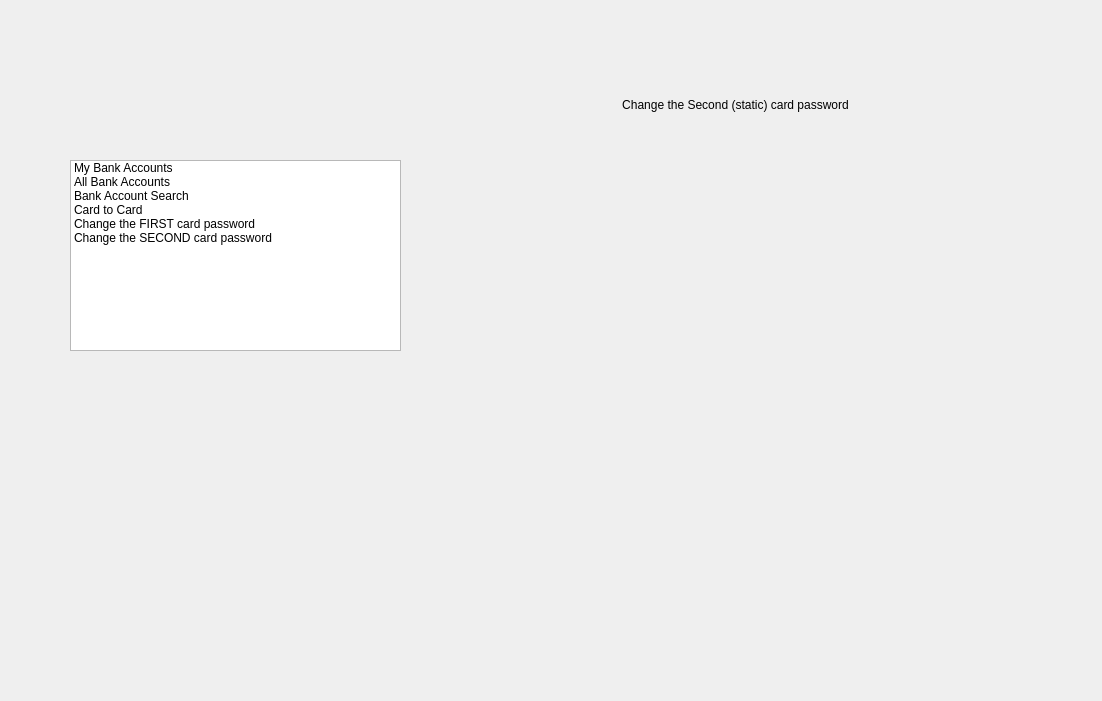
Before: the Qt Designer form UIAP_Final/costumerpanel.ui in a-HA7-z/UIAP_Final, drawn with Qt 5.
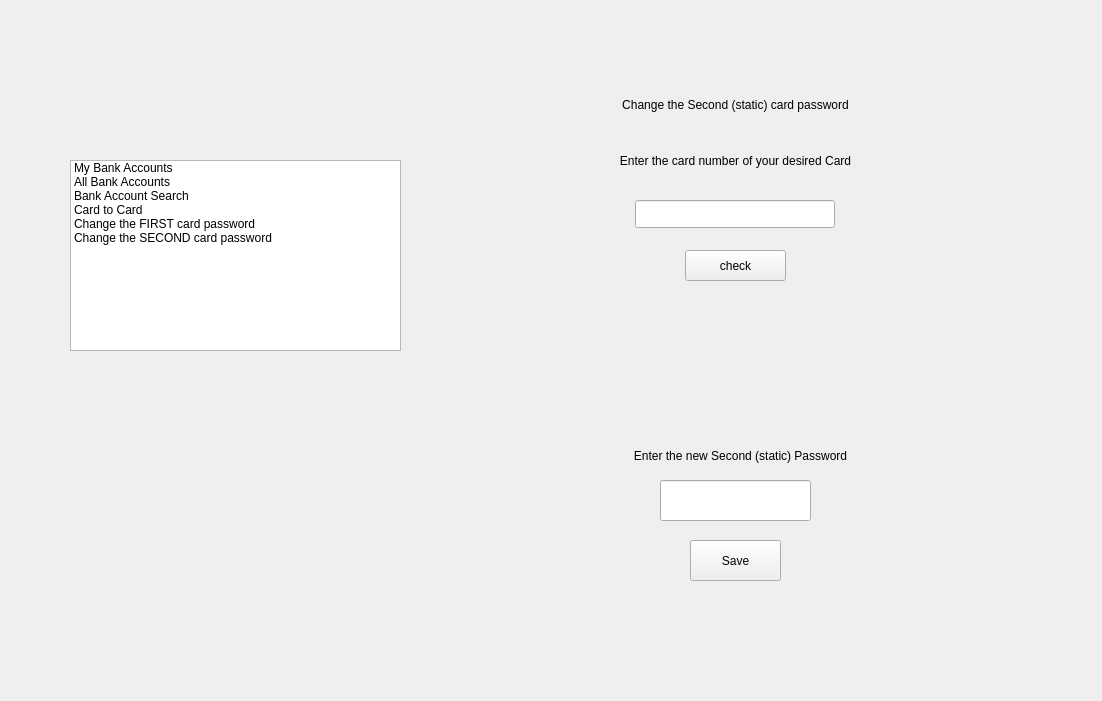
After: the same form once the commit is applied. The open tabs and pages were chosen to show the change.

Commit message: Change Second password page

What changed in the file:
```diff
--- a/UIAP_Final/costumerpanel.ui
+++ b/UIAP_Final/costumerpanel.ui
@@ -93,6 +93,34 @@
      </property>
     </widget>
    </widget>
+   <widget class="QWidget" name="allAccounts">
+    <widget class="QListWidget" name="allBankAccounts">
+     <property name="geometry">
+      <rect>
+       <x>0</x>
+       <y>50</y>
+       <width>531</width>
+       <height>361</height>
+      </rect>
+     </property>
+    </widget>
+    <widget class="QLabel" name="label_2">
+     <property name="geometry">
+      <rect>
+       <x>0</x>
+       <y>0</y>
+       <width>531</width>
+       <height>51</height>
+      </rect>
+     </property>
+     <property name="text">
+      <string>All Bank Accounts</string>
+     </property>
+     <property name="alignment">
+      <set>Qt::AlignmentFlag::AlignCenter</set>
+     </property>
+    </widget>
+   </widget>
    <widget class="QWidget" name="AccountSearch">
     <widget class="QLineEdit" name="cardNumberEdit">
      <property name="geometry">
@@ -305,34 +333,103 @@
       <set>Qt::AlignmentFlag::AlignCenter</set>
      </property>
     </widget>
-   </widget>
-   <widget class="QWidget" name="allAccounts">
-    <widget class="QListWidget" name="allBankAccounts">
+    <widget class="QLineEdit" name="staticPassEdit">
      <property name="geometry">
       <rect>
-       <x>0</x>
-       <y>50</y>
-       <width>531</width>
-       <height>361</height>
+       <x>190</x>
+       <y>400</y>
+       <width>151</width>
+       <height>41</height>
       </rect>
      </property>
     </widget>
-    <widget class="QLabel" name="label_2">
+    <widget class="QLabel" name="label_10">
      <property name="geometry">
       <rect>
-       <x>0</x>
-       <y>0</y>
-       <width>531</width>
-       <height>51</height>
+       <x>130</x>
+       <y>360</y>
+       <width>281</width>
+       <height>31</height>
       </rect>
      </property>
      <property name="text">
-      <string>All Bank Accounts</string>
+      <string>Enter the new Second (static) Password</string>
      </property>
      <property name="alignment">
       <set>Qt::AlignmentFlag::AlignCenter</set>
      </property>
     </widget>
+    <widget class="QPushButton" name="saveStaticPass">
+     <property name="geometry">
+      <rect>
+       <x>220</x>
+       <y>460</y>
+       <width>91</width>
+       <height>41</height>
+      </rect>
+     </property>
+     <property name="text">
+      <string>Save</string>
+     </property>
+    </widget>
+    <widget class="QLabel" name="cardInfoLabel_2">
+     <property name="geometry">
+      <rect>
+       <x>92</x>
+       <y>230</y>
+       <width>351</width>
+       <height>101</height>
+      </rect>
+     </property>
+     <property name="text">
+      <string/>
+     </property>
+     <property name="alignment">
+      <set>Qt::AlignmentFlag::AlignCenter</set>
+     </property>
+     <property name="wordWrap">
+      <bool>true</bool>
+     </property>
+    </widget>
+    <widget class="QLabel" name="label_8">
+     <property name="geometry">
+      <rect>
+       <x>110</x>
+       <y>60</y>
+       <width>311</width>
+       <height>41</height>
+      </rect>
+     </property>
+     <property name="text">
+      <string>Enter the card number of your desired Card</string>
+     </property>
+     <property name="alignment">
+      <set>Qt::AlignmentFlag::AlignCenter</set>
+     </property>
+    </widget>
+    <widget class="QLineEdit" name="cardNumberLineEdit_2">
+     <property name="geometry">
+      <rect>
+       <x>165</x>
+       <y>120</y>
+       <width>200</width>
+       <height>28</height>
+      </rect>
+     </property>
+    </widget>
+    <widget class="QPushButton" name="checkCardNumber_2">
+     <property name="geometry">
+      <rect>
+       <x>215</x>
+       <y>170</y>
+       <width>101</width>
+       <height>31</height>
+      </rect>
+     </property>
+     <property name="text">
+      <string>check</string>
+     </property>
+    </widget>
    </widget>
   </widget>
  </widget>
```
The commit also changes 2 other files.
